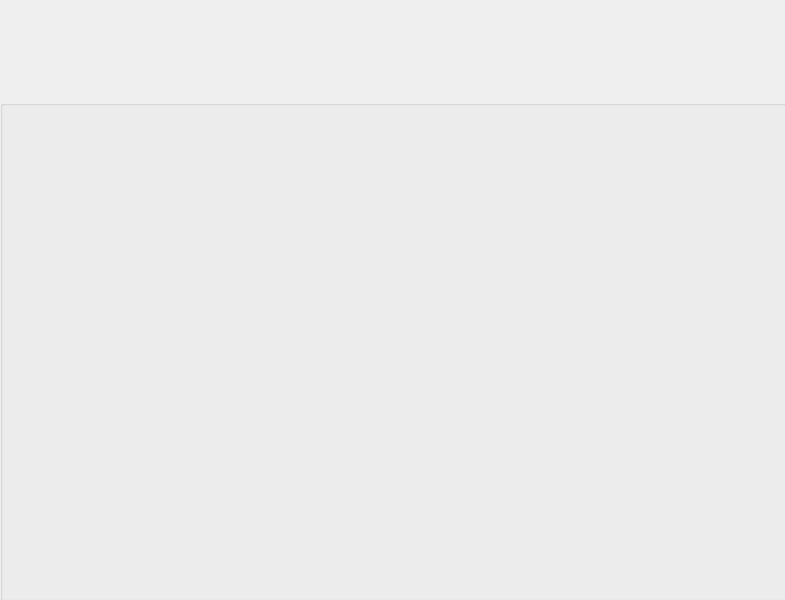
This is View/ChoiceWindows.ui in aossuper7/YoutubeVideoSoundSourceExtraction as Qt 5 draws it before an edit. The edited form follows.
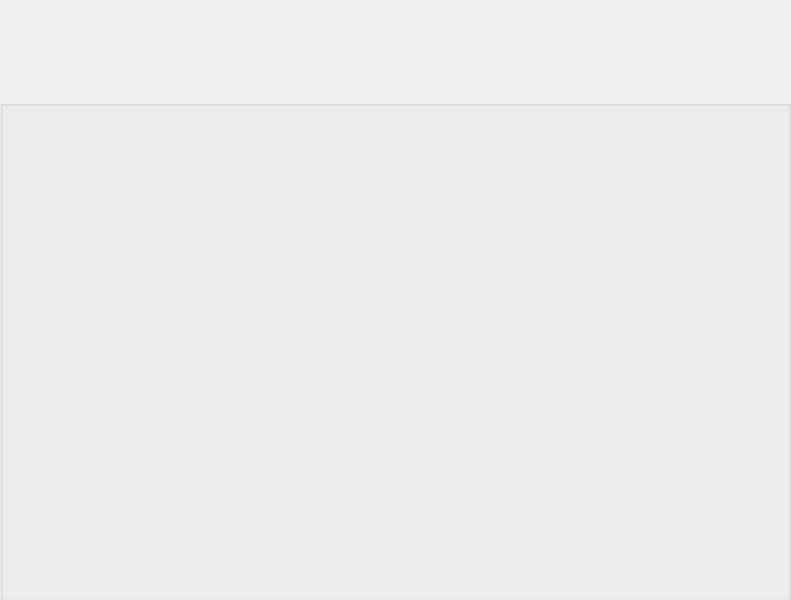
This is the edited form. Icons and pictures are not drawn.

Patch:
```diff
--- a/View/ChoiceWindows.ui
+++ b/View/ChoiceWindows.ui
@@ -9,28 +9,16 @@
    <rect>
     <x>0</x>
     <y>0</y>
-    <width>785</width>
+    <width>791</width>
     <height>600</height>
    </rect>
   </property>
-  <property name="minimumSize">
-   <size>
-    <width>785</width>
-    <height>600</height>
-   </size>
-  </property>
-  <property name="maximumSize">
-   <size>
-    <width>785</width>
-    <height>600</height>
-   </size>
-  </property>
   <property name="font">
    <font>
     <family>Arial</family>
     <pointsize>11</pointsize>
-    <weight>50</weight>
-    <bold>false</bold>
+    <weight>75</weight>
+    <bold>true</bold>
    </font>
   </property>
   <property name="windowTitle">
@@ -40,9 +28,6 @@
    <iconset resource="../Img/resource.qrc">
     <normaloff>:/Icon/8k.png</normaloff>:/Icon/8k.png</iconset>
   </property>
-  <property name="autoFillBackground">
-   <bool>false</bool>
-  </property>
   <widget class="QWidget" name="centralwidget">
    <widget class="QLabel" name="image">
     <property name="geometry">
```
Left out of the diff: 53 changed lines with no effect on the pictures.
